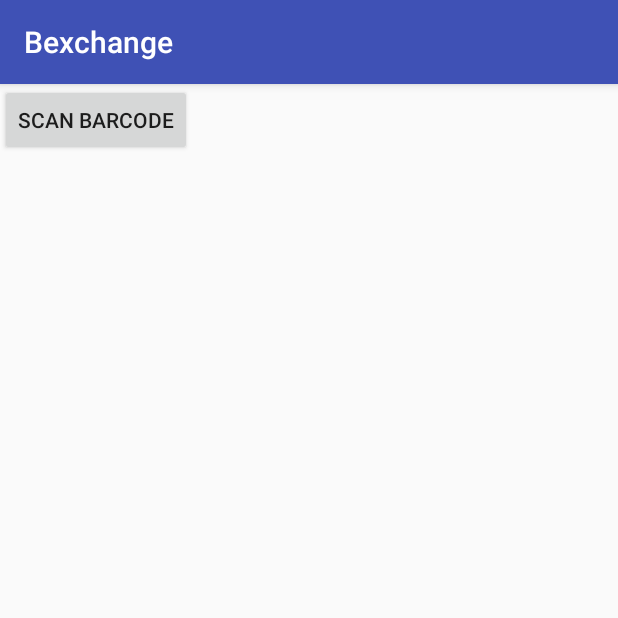
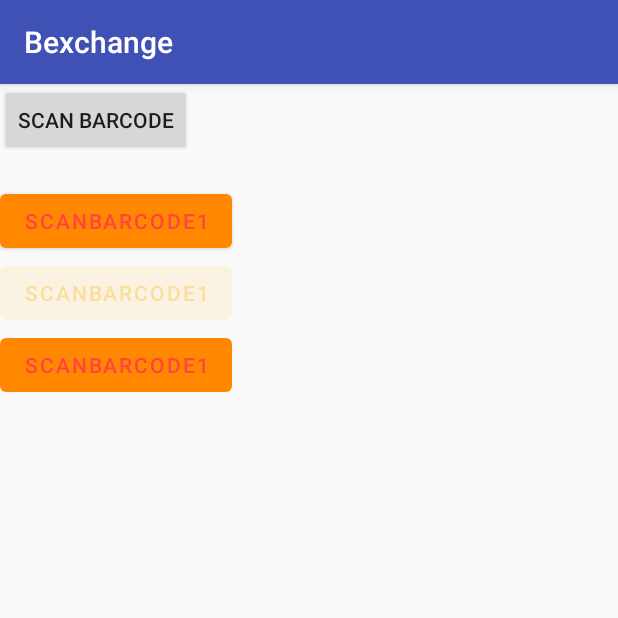
Before and after one commit to reihan35/Bexchange, an Android app: the AddBookActivity screen opened directly, with no data from a screen before it, on a phone screen of 412 x 824 dp, the top half of it. Run offline under Robolectric (Android 15) with nearby library versions, the phone set to English and light mode, and no system bars.

Commit message:
avancee sur layout de submit d'un livre

```diff
--- a/app/build.gradle
+++ b/app/build.gradle
@@ -5,7 +5,7 @@ android {
     buildToolsVersion "29.0.2"
     defaultConfig {
         applicationId "com.example.bexchange"
-        minSdkVersion 19
+        minSdkVersion 23
         targetSdkVersion 29
         versionCode 1
         versionName "1.0"
--- a/app/src/main/res/layout/activity_add_book.xml
+++ b/app/src/main/res/layout/activity_add_book.xml
@@ -1,21 +1,54 @@
 <?xml version="1.0" encoding="utf-8"?>
-<androidx.constraintlayout.widget.ConstraintLayout xmlns:android="http://schemas.android.com/apk/res/android"
+<LinearLayout xmlns:android="http://schemas.android.com/apk/res/android"
     xmlns:app="http://schemas.android.com/apk/res-auto"
     xmlns:tools="http://schemas.android.com/tools"
     android:layout_width="match_parent"
     android:layout_height="match_parent"
-    tools:context=".AddBookActivity">
+    tools:context=".AddBookActivity"
+    android:orientation="vertical">
 
     <Button
+        android:id="@+id/scan"
         android:layout_width="wrap_content"
         android:layout_height="wrap_content"
+        android:onClick="scanBarCode"
         android:text="Scan Barcode"
-        android:onClick="scanBarCode"
-        android:id="@+id/scan"/>
+        tools:layout_editor_absoluteX="142dp"
+        tools:layout_editor_absoluteY="32dp" />
 
     <TextView
         android:layout_width="match_parent"
         android:layout_height="wrap_content"
         android:id="@+id/barcode_result"/>
 
-</androidx.constraintlayout.widget.ConstraintLayout>
+
+    <com.google.android.material.button.MaterialButton
+        android:id="@+id/material_button"
+        android:layout_width="wrap_content"
+        android:layout_height="wrap_content"
+        android:theme="@style/FormButton"
+        android:textAppearance="@style/TextAppearance.MaterialComponents.Button"
+        android:text="scanbarcode1"/>
+
+
+
+
+    <com.google.android.material.button.MaterialButton
+        android:id="@+id/disabled_material_button"
+        android:layout_width="wrap_content"
+        android:layout_height="wrap_content"
+        android:enabled="false"
+        android:theme="@style/FormButton"
+        android:textAppearance="@style/TextAppearance.MaterialComponents.Button"
+        android:text="scanbarcode1"/>
+
+    <com.google.android.material.button.MaterialButton
+        android:id="@+id/material_unelevated_button"
+        style="@style/Widget.MaterialComponents.Button.UnelevatedButton"
+        android:layout_width="wrap_content"
+        android:layout_height="wrap_content"
+        android:theme="@style/FormButton"
+        android:textAppearance="@style/TextAppearance.MaterialComponents.Button"
+        android:text="scanbarcode1"/>
+
+</LinearLayout>
--- a/app/src/main/res/values/styles.xml
+++ b/app/src/main/res/values/styles.xml
@@ -11,6 +11,12 @@
         <item name="colorAccent">@color/colorAccent</item>
     </style>
 
+    <style name="FormButton" parent="Theme.MaterialComponents">
+        <item name="colorOnPrimary">@android:color/holo_red_light</item>
+        <item name="colorPrimary">@android:color/holo_orange_dark</item>
+        <item name="colorOnSurface">@android:color/holo_orange_light</item>
+    </style>
+
     <style name="AppTheme.NoActionBar">
         <item name="windowActionBar">false</item>
         <item name="windowNoTitle">true</item>
```
Also changed, not shown: app/src/main/AndroidManifest.xml (+10 -7 lines), app/src/main/java/com/example/bexchange/AddBookActivity.java (+17 -0 lines), app/src/main/java/com/example/bexchange/ui/SubmitBookActivity.java (added, +31 -0 lines), app/src/main/res/layout/activity_submit_book.xml (added, +41 -0 lines), 1 other file.
